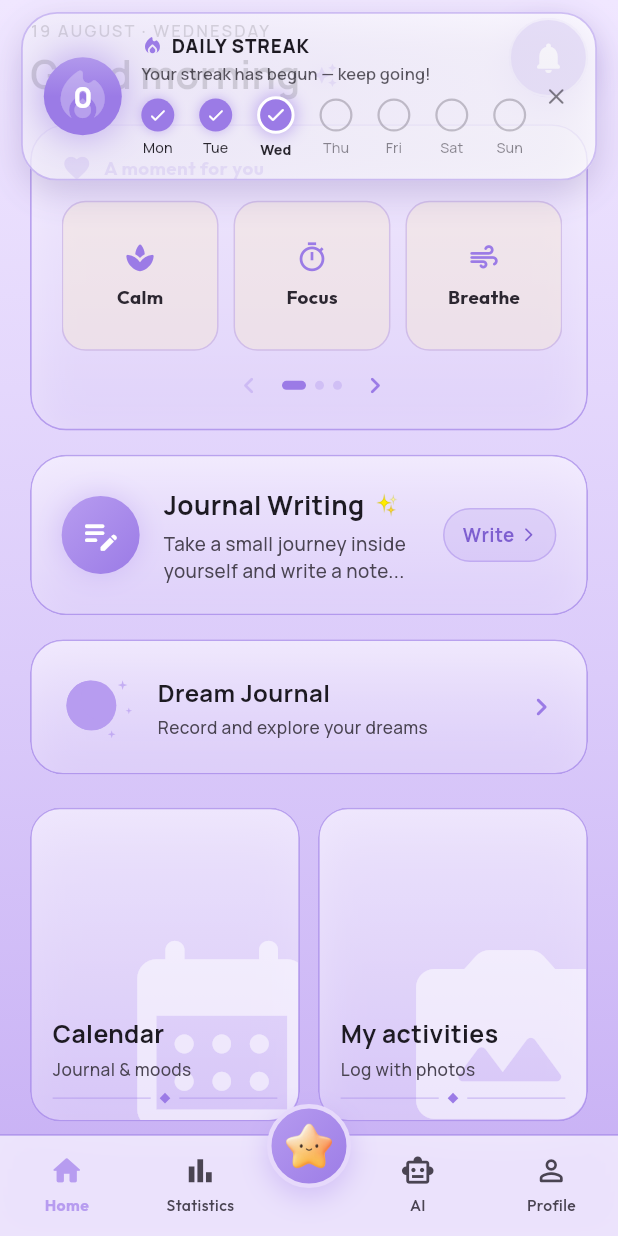
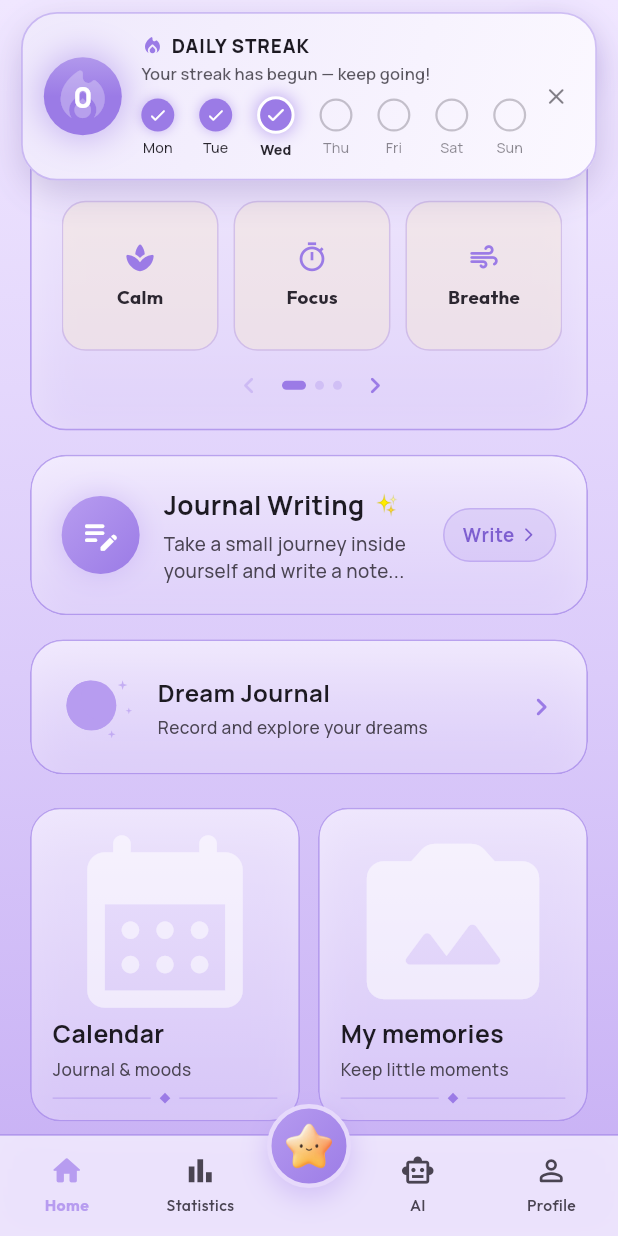
Before and after one commit to turkandursun/lumora, a Flutter app: the screen it shows once a user with an empty profile is signed in, on a phone screen of 412 x 824 dp. Run offline on Flutter 3.47's test engine with Material 3 defaults, Android fonts, the phone set to English and light mode, and no system bars; our stand-ins replace audioplayers, drift, drift_flutter, flutter_animate, flutter_local_notifications, flutter_riverpod and 15 more; accounts and stored records are empty; generated files the repository leaves out were written again.

Commit message:
kutu simgesi tasarımı değişiklik

```diff
--- a/lib/features/journal/domain/daily_content.dart
+++ b/lib/features/journal/domain/daily_content.dart
@@ -19,7 +19,6 @@ class FamousQuote {
 }
 
 const List<FamousQuote> famousQuotes = [
-  FamousQuote(id: 'fq_rumi_1', author: 'Mevlânâ', tr: 'Ne olursan ol yine gel.', en: 'Come, come, whoever you are.'),
   FamousQuote(id: 'fq_aurelius_1', author: 'Marcus Aurelius', tr: 'Hayatımız, düşüncelerimizin ona kattığıdır.', en: 'Our life is what our thoughts make it.'),
   FamousQuote(id: 'fq_laotzu_1', author: 'Lao Tzu', tr: 'Bin millik yolculuk tek bir adımla başlar.', en: 'The journey of a thousand miles begins with a single step.'),
   FamousQuote(id: 'fq_confucius_1', author: 'Konfüçyüs', tr: 'Yavaş gitmen önemli değil, yeter ki durma.', en: 'It does not matter how slowly you go, so long as you do not stop.'),
--- a/lib/features/journal/presentation/widgets/daily_streak_banner.dart
+++ b/lib/features/journal/presentation/widgets/daily_streak_banner.dart
@@ -67,16 +67,20 @@ class DailyStreakBanner extends StatelessWidget {
     final mutedColor = tokens.textMuted;
     final inactiveDot = mutedColor.withValues(alpha: isDark ? 0.34 : 0.30);
 
+    // Fully-opaque base so the banner never blends with the page behind it
+    // (palette.cardBackground is intentionally translucent; surfaceElevated
+    // is solid). alpha:1.0 guards against any residual transparency.
+    final baseCard = palette.surfaceElevated.withValues(alpha: 1.0);
     final bgGradient = isDark
         ? [
-            Color.lerp(palette.surfaceElevated, accent, 0.16) ??
-                palette.surfaceElevated,
-            palette.surfaceElevated,
+            (Color.lerp(baseCard, accent, 0.16) ?? baseCard)
+                .withValues(alpha: 1.0),
+            baseCard,
           ]
         : [
-            Color.lerp(palette.cardBackground, accent, 0.12) ??
-                palette.cardBackground,
-            palette.cardBackground,
+            (Color.lerp(baseCard, accent, 0.12) ?? baseCard)
+                .withValues(alpha: 1.0),
+            baseCard,
           ];
 
     return Material(
--- a/lib/features/journal/presentation/widgets/home_feature_grid.dart
+++ b/lib/features/journal/presentation/widgets/home_feature_grid.dart
@@ -50,15 +50,15 @@ List<HomeFeatureItem> homeFeatureItems(
       screenBuilder: (_) => const CalendarScreen(),
     ),
     HomeFeatureItem(
-      title: isTr ? 'Etkinliklerim' : 'My activities',
-      description: isTr ? 'Fotoğraflı günlük' : 'Log with photos',
+      title: isTr ? 'Anılarım' : 'My memories',
+      description: isTr ? 'Küçük anları sakla' : 'Keep little moments',
       primaryIcon: Icons.photo_camera_back_rounded,
       accentIcon: Icons.groups_rounded,
       screenBuilder: (_) => const ActivitiesScreen(),
     ),
     HomeFeatureItem(
-      title: l10n.homeFeatureAiQuestionsTitle,
-      description: l10n.homeFeatureAiQuestionsDesc,
+      title: isTr ? 'Sana Sorular' : 'Questions for You',
+      description: isTr ? 'Kendini keşfet' : 'Get to know yourself',
       primaryIcon: Icons.psychology_alt_rounded,
       accentIcon: Icons.question_mark_rounded,
       screenBuilder: (_) => const AiQuestionsScreen(),
@@ -76,22 +76,22 @@ List<HomeFeatureItem> homeFeatureItems(
       screenBuilder: (_) => const BreathingScreen(),
     ),
     HomeFeatureItem(
-      title: l10n.homeFeatureLetterTitle,
-      description: l10n.homeFeatureLetterDesc,
+      title: isTr ? 'Geleceğe Mektup' : 'Letter to the Future',
+      description: isTr ? 'Yarınki sana yaz' : 'Write to future you',
       primaryIcon: Icons.mail_rounded,
       accentIcon: Icons.favorite_rounded,
       screenBuilder: (_) => const LettersScreen(),
     ),
     HomeFeatureItem(
-      title: l10n.homeFeatureDilemmaTitle,
-      description: l10n.homeFeatureDilemmaDesc,
+      title: isTr ? 'Seç Bakalım' : 'Take a Pick',
+      description: isTr ? 'Ya bu, ya şu?' : 'This or that?',
       primaryIcon: Icons.swipe_rounded,
       accentIcon: Icons.balance_rounded,
       screenBuilder: (_) => const DilemmaSwipeScreen(),
     ),
     HomeFeatureItem(
-      title: l10n.exploreFeatureCommunity,
-      description: l10n.homeFeatureCommunityDesc,
+      title: isTr ? 'Güvenli Alan' : 'Safe Space',
+      description: isTr ? 'Yalnız değilsin' : 'You\'re not alone',
       primaryIcon: Icons.diversity_3_rounded,
       accentIcon: Icons.favorite_rounded,
       screenBuilder: (_) => const CommunityScreen(),
@@ -157,15 +157,20 @@ class _FeatureCard extends StatelessWidget {
               splashColor: LumaGlass.sparkle(context).withValues(alpha: 0.14),
               child: Stack(
                 children: [
-                  // Large milky-white watermark of the feature icon, bleeding
-                  // off the bottom-right corner, sitting behind the text.
+                  // Large milky-white watermark of the feature icon, anchored
+                  // at the top and reaching down toward the text, so the
+                  // previously-empty upper half of the card feels filled.
                   Positioned(
-                    right: -24,
-                    bottom: -18,
-                    child: Icon(
-                      item.primaryIcon,
-                      size: 150,
-                      color: watermark,
+                    top: 6,
+                    left: 0,
+                    right: 0,
+                    child: Align(
+                      alignment: Alignment.topCenter,
+                      child: Icon(
+                        item.primaryIcon,
+                        size: 138,
+                        color: watermark,
+                      ),
                     ),
                   ),
                   if (item.badgeCount > 0)
```
